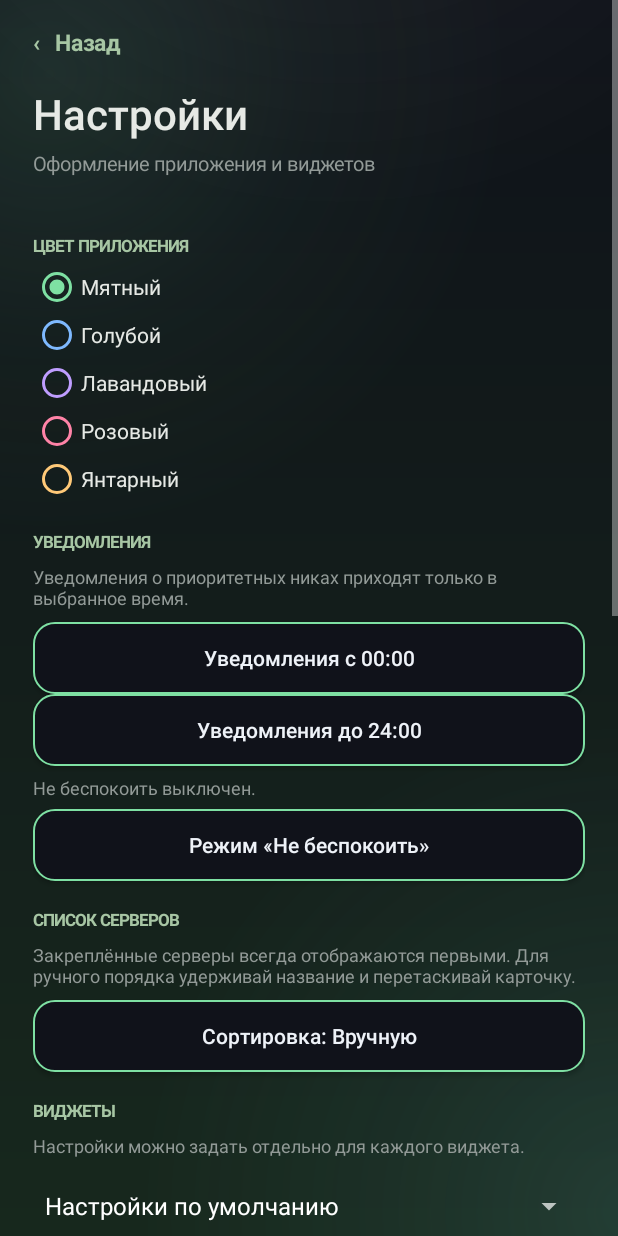
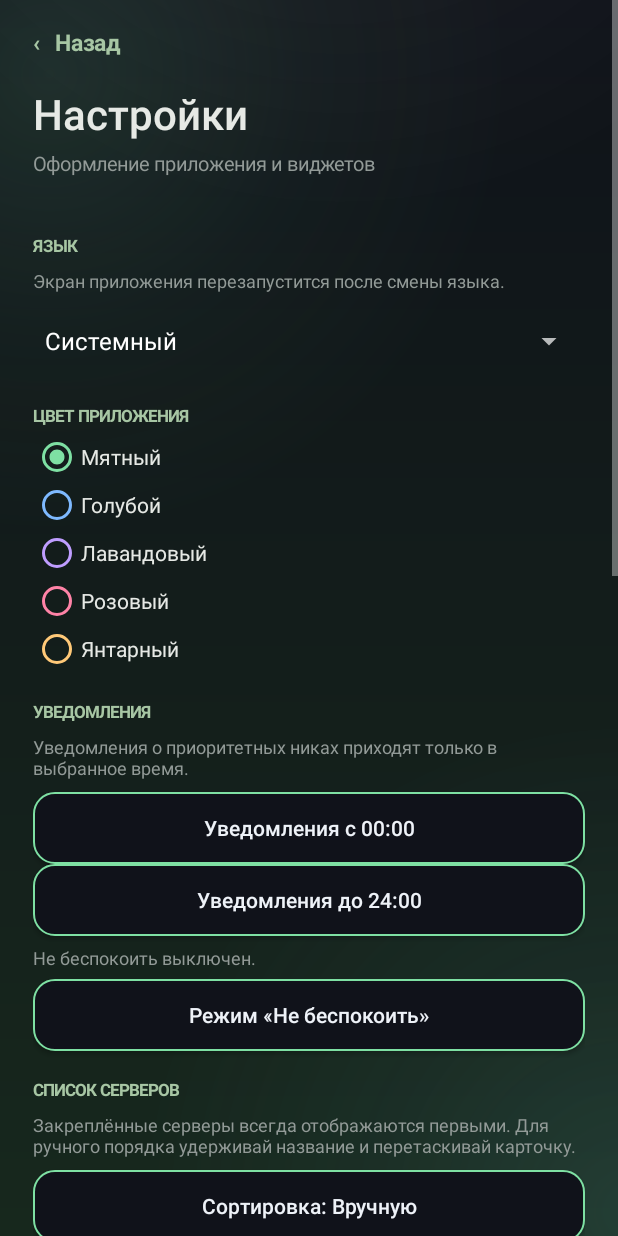
Before and after one commit to skyk0l/mc-monitor-android, an Android app: the screen it shows after launch (SettingsActivity), after a tap on "Настройки", on a phone screen of 412 x 824 dp. Run offline under Robolectric (Android 15) with nearby library versions, the phone set to English and light mode, and no system bars; pictures from the network do not load.

Commit message:
Add app language selection and faster refresh
Co-authored-by: Copilot <223556219+Copilot@users.noreply.github.com>

```diff
--- /dev/null
+++ b/app/src/main/java/com/mcmonitor/app/LocalizedActivity.java
@@ -0,0 +1,25 @@
+package com.mcmonitor.app;
+
+import android.app.Activity;
+import android.content.Context;
+import android.content.res.Configuration;
+import android.os.LocaleList;
+
+import java.util.Locale;
+
+public abstract class LocalizedActivity extends Activity {
+    @Override
+    protected void attachBaseContext(Context base) {
+        String language = base.getSharedPreferences("app_settings", MODE_PRIVATE)
+                .getString(AppLanguage.PREFERENCE_KEY, AppLanguage.SYSTEM);
+        if (AppLanguage.SYSTEM.equals(language)) {
+            super.attachBaseContext(base);
+            return;
+        }
+
+        Locale locale = Locale.forLanguageTag(language);
+        Configuration configuration = new Configuration(base.getResources().getConfiguration());
+        configuration.setLocales(new LocaleList(locale));
+        super.attachBaseContext(base.createConfigurationContext(configuration));
+    }
+}
--- a/app/src/main/java/com/mcmonitor/app/MainActivity.java
+++ b/app/src/main/java/com/mcmonitor/app/MainActivity.java
@@ -1,6 +1,5 @@
 package com.mcmonitor.app;
 
-import android.app.Activity;
 import android.app.AlertDialog;
 import android.app.PendingIntent;
 import android.appwidget.AppWidgetManager;
@@ -59,7 +58,7 @@ import java.util.Comparator;
 import java.util.concurrent.ExecutorService;
 import java.util.concurrent.Executors;
 
-public class MainActivity extends Activity {
+public class MainActivity extends LocalizedActivity {
 
     private static final String TAG = "MCMonitor";
     private static final int REQUEST_NOTIFICATIONS = 7102;
@@ -69,7 +68,7 @@ public class MainActivity extends Activity {
     private static final String NOTIFICATION_SETTINGS_PROMPTED =
             "priority_notification_settings_prompted";
 
-    private static final long REFRESH_INTERVAL = 15_000L;
+    private static final long REFRESH_INTERVAL = 10_000L;
     private static final long CLOUD_SYNC_INTERVAL = 5 * 60_000L;
     private static final int MAX_CHIPS = 30;
 
--- a/app/src/main/java/com/mcmonitor/app/ProfileActivity.java
+++ b/app/src/main/java/com/mcmonitor/app/ProfileActivity.java
@@ -1,6 +1,5 @@
 package com.mcmonitor.app;
 
-import android.app.Activity;
 import android.graphics.Bitmap;
 import android.graphics.BitmapFactory;
 import android.graphics.Color;
@@ -29,7 +28,7 @@ import java.util.List;
 import java.util.concurrent.ExecutorService;
 import java.util.concurrent.Executors;
 
-public class ProfileActivity extends Activity {
+public class ProfileActivity extends LocalizedActivity {
     public static final String EXTRA_PROFILE_ID = "profile_id";
     private static final int REQUEST_AVATAR = 7110;
 
--- a/app/src/main/java/com/mcmonitor/app/SettingsActivity.java
+++ b/app/src/main/java/com/mcmonitor/app/SettingsActivity.java
@@ -1,6 +1,5 @@
 package com.mcmonitor.app;
 
-import android.app.Activity;
 import android.app.AlertDialog;
 import android.app.PendingIntent;
 import android.app.TimePickerDialog;
@@ -43,7 +42,7 @@ import java.util.List;
 import java.util.Map;
 
 /** Dedicated settings screen for app accents and widget appearance. */
-public class SettingsActivity extends Activity {
+public class SettingsActivity extends LocalizedActivity {
     private static final String PREFERENCES = "app_settings";
     private static final String PENDING_UPDATE_APK = "pending_update_apk";
     private static final String INSTALL_STATUS_ACTION =
@@ -114,6 +113,46 @@ public class SettingsActivity extends Activity {
         TextView subtitle = text("Оформление приложения и виджетов", 13, 0xFF929A97);
         subtitle.setPadding(0, dp(5), 0, dp(20));
         content.addView(subtitle);
+
+        addSection(getString(R.string.language_section));
+        addHint(getString(R.string.language_restart_note));
+        String[] languageValues = {
+                AppLanguage.SYSTEM, "ru", "en"
+        };
+        String[] languageLabels = {
+                getString(R.string.language_system),
+                getString(R.string.language_russian),
+                getString(R.string.language_english)
+        };
+        Spinner languageSpinner = new Spinner(this);
+        ArrayAdapter<String> languageAdapter = new ArrayAdapter<>(
+                this, android.R.layout.simple_spinner_item, languageLabels);
+        languageAdapter.setDropDownViewResource(android.R.layout.simple_spinner_dropdown_item);
+        languageSpinner.setAdapter(languageAdapter);
+        String selectedLanguage = AppLanguage.selected(this);
+        int selectedLanguageIndex = 0;
+        for (int i = 0; i < languageValues.length; i++) {
+            if (languageValues[i].equals(selectedLanguage)) {
+                selectedLanguageIndex = i;
+                break;
+            }
+        }
+        languageSpinner.setSelection(selectedLanguageIndex);
+        languageSpinner.setOnItemSelectedListener(new AdapterView.OnItemSelectedListener() {
+            @Override
+            public void onItemSelected(AdapterView<?> parent, View view, int position, long id) {
+                String language = languageValues[position];
+                if (!language.equals(AppLanguage.selected(SettingsActivity.this))) {
+                    AppLanguage.setAndRestart(SettingsActivity.this, language);
+                }
+            }
+
+            @Override
+            public void onNothingSelected(AdapterView<?> parent) {
+            }
+        });
+        content.addView(languageSpinner, new LinearLayout.LayoutParams(
+                LinearLayout.LayoutParams.MATCH_PARENT, dp(48)));
 
         addSection("ЦВЕТ ПРИЛОЖЕНИЯ");
         addColorChoices(APP_ACCENT_NAMES, APP_ACCENTS,
--- a/app/src/main/res/values/strings.xml
+++ b/app/src/main/res/values/strings.xml
@@ -1,6 +1,11 @@
 <?xml version="1.0" encoding="utf-8"?>
 <resources>
     <string name="app_name">MC Monitor</string>
+    <string name="language_section">ЯЗЫК</string>
+    <string name="language_system">Системный</string>
+    <string name="language_russian">Русский</string>
+    <string name="language_english">Английский</string>
+    <string name="language_restart_note">Экран приложения перезапустится после смены языка.</string>
     <string name="account_button">Аккаунт</string>
     <string name="account_recovery_note">Без email восстановить забытый пароль нельзя.</string>
     <string name="widget_desc_2x2">Компактный виджет: онлайн и игроки сервера</string>
```
Also changed, not shown: app/src/main/java/com/mcmonitor/app/AppLanguage.java (added, +28 -0 lines), 1 other file.
